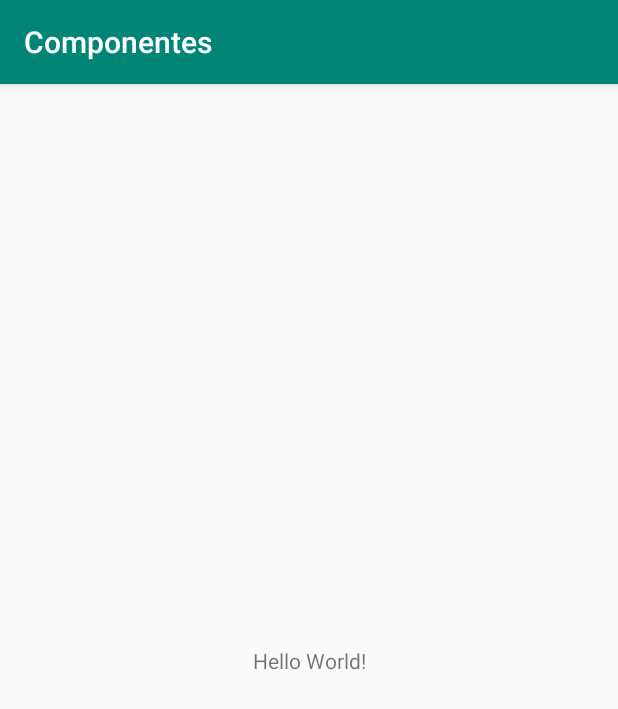
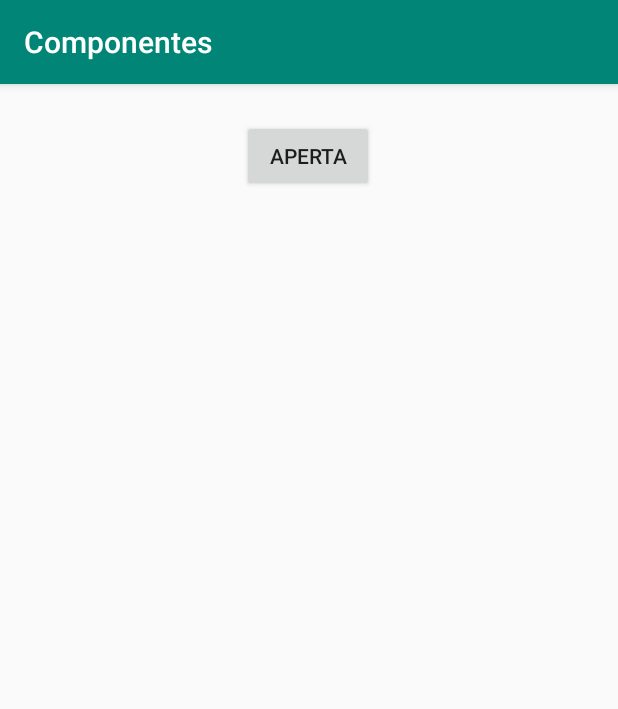
Before and after one commit to Caiango/NewComponents, an Android app: the screen it shows after launch (MainActivity), on a phone screen of 412 x 824 dp. Shown: the top 709 px of the screen. Run offline under Robolectric (Android 15) with nearby library versions, the phone set to English and light mode, and no system bars.

Commit message:
Criando um toast editado

```diff
--- a/app/src/main/java/com/example/componentes/MainActivity.kt
+++ b/app/src/main/java/com/example/componentes/MainActivity.kt
@@ -2,11 +2,43 @@ package com.example.componentes
 
 import androidx.appcompat.app.AppCompatActivity
 import android.os.Bundle
+import android.view.LayoutInflater
+import android.view.TextureView
+import android.view.View
+import android.widget.TextView
+import android.widget.Toast
+import kotlinx.android.synthetic.main.activity_main.*
 
-class MainActivity : AppCompatActivity() {
+class MainActivity : AppCompatActivity(), View.OnClickListener {
 
     override fun onCreate(savedInstanceState: Bundle?) {
         super.onCreate(savedInstanceState)
         setContentView(R.layout.activity_main)
+
+        setListeners()
     }
+
+    override fun onClick(v: View) {
+        val id = v.id
+        if (id == R.id.ButToast) {
+            // vou criar um toast editável
+            // para isso crio uma variável
+        val toast = Toast.makeText(this, "SUCESSO!", Toast.LENGTH_LONG)
+
+            //editei para mudar a cor do texto
+            //toast.view.findViewById<TextView>(android.R.id.message).setTextColor(android.graphics.Color.BLUE)
+
+            //editei o layout tem de instanciar usando o layoutinflater
+            val toastLayout = layoutInflater.inflate(R.layout.toast_custom, null)
+            toast.view = toastLayout
+            toast.view.findViewById<TextView>(R.id.TextToast).setText("SUCESSO!")
+            toast.show()
+        }
+    }
+
+    private fun setListeners(){
+        ButToast.setOnClickListener(this)
+
+    }
+
 }
--- a/app/src/main/res/layout/activity_main.xml
+++ b/app/src/main/res/layout/activity_main.xml
@@ -6,13 +6,15 @@
     android:layout_height="match_parent"
     tools:context=".MainActivity">
 
-    <TextView
+    <Button
+        android:id="@+id/ButToast"
         android:layout_width="wrap_content"
         android:layout_height="wrap_content"
-        android:text="Hello World!"
-        app:layout_constraintBottom_toBottomOf="parent"
-        app:layout_constraintLeft_toLeftOf="parent"
-        app:layout_constraintRight_toRightOf="parent"
+        android:layout_marginTop="24dp"
+        android:text="APERTA"
+        app:layout_constraintEnd_toEndOf="parent"
+        app:layout_constraintHorizontal_bias="0.498"
+        app:layout_constraintStart_toStartOf="parent"
         app:layout_constraintTop_toTopOf="parent" />
 
 </androidx.constraintlayout.widget.ConstraintLayout>
```
Also changed, not shown: app/src/main/res/layout/toast_custom.xml (added, +25 -0 lines).
